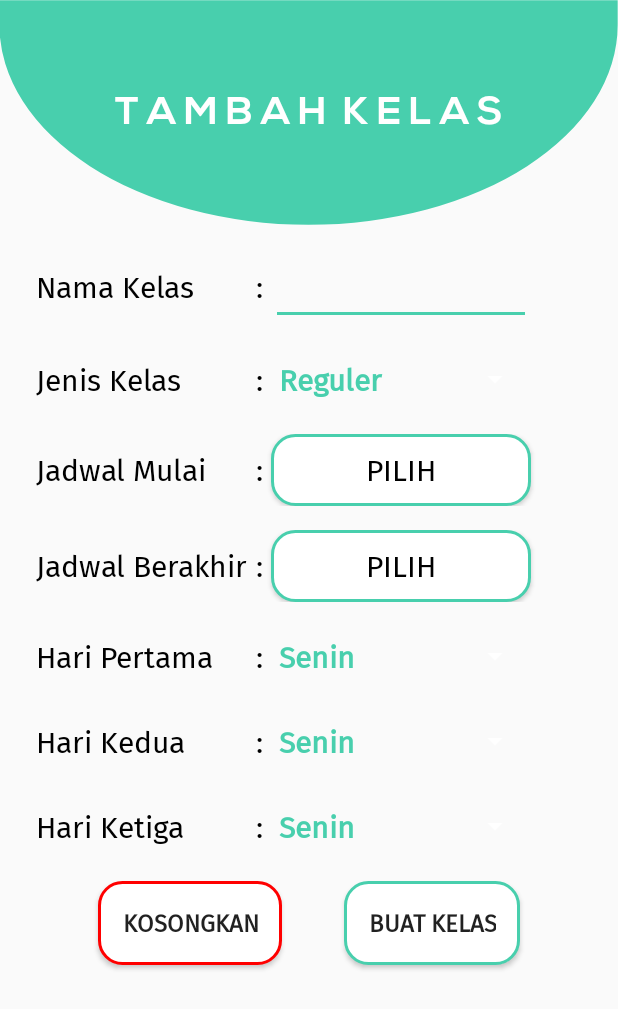
After one commit to maulanarasoky/OSEN, an Android app: the AddClassroom screen opened directly, with no data from a screen before it, on a phone screen of 412 x 824 dp. The commit adds this screen. Shown: the top 1009 px of the screen. Run offline under Robolectric (Android 15) with nearby library versions, the phone set to English and light mode, and no system bars.

Commit message:
Make UI AddClassroom Activity

```diff
--- a/app/src/main/AndroidManifest.xml
+++ b/app/src/main/AndroidManifest.xml
@@ -9,6 +9,7 @@
         android:roundIcon="@mipmap/ic_launcher_round"
         android:supportsRtl="true"
         android:theme="@style/AppTheme.FullScreen">
+        <activity android:name=".activity.AddClassroom"></activity>
         <activity android:name=".activity.MainActivity">
             <intent-filter>
                 <action android:name="android.intent.action.MAIN" />
--- /dev/null
+++ b/app/src/main/java/com/example/osen/activity/AddClassroom.kt
@@ -0,0 +1,101 @@
+package com.example.osen.activity
+
+import android.app.DatePickerDialog
+import androidx.appcompat.app.AppCompatActivity
+import android.os.Bundle
+import android.widget.ArrayAdapter
+import android.widget.Button
+import android.widget.Spinner
+import android.widget.TextView
+import com.example.osen.R
+import kotlinx.android.synthetic.main.activity_add_classroom.*
+import org.jetbrains.anko.toast
+import java.util.*
+
+class AddClassroom : AppCompatActivity() {
+
+    lateinit var className: TextView
+    lateinit var classType : Spinner
+    lateinit var classStart : Button
+    lateinit var classEnd : Button
+    lateinit var firstDay : Spinner
+    lateinit var secondDay : Spinner
+    lateinit var thirdDay : Spinner
+
+    override fun onCreate(savedInstanceState: Bundle?) {
+        super.onCreate(savedInstanceState)
+        setContentView(R.layout.activity_add_classroom)
+
+        className = findViewById(R.id.className)
+        classType = findViewById(R.id.classType)
+        classStart = findViewById(R.id.classStart)
+        classEnd = findViewById(R.id.classEnd)
+        firstDay = findViewById(R.id.classFirstDay)
+        secondDay = findViewById(R.id.classSecondDay)
+        thirdDay = findViewById(R.id.classThirdDay)
+
+        ArrayAdapter.createFromResource(this, R.array.class_type, R.layout.spinner_item).also { adapter ->
+            adapter.setDropDownViewResource(android.R.layout.simple_spinner_dropdown_item)
+            classType.adapter = adapter
+        }
+
+        ArrayAdapter.createFromResource(this, R.array.day_name, R.layout.spinner_item).also { adapter ->
+            adapter.setDropDownViewResource(android.R.layout.simple_spinner_dropdown_item)
+            firstDay.adapter = adapter
+        }
+
+        ArrayAdapter.createFromResource(this, R.array.day_name, R.layout.spinner_item).also { adapter ->
+            adapter.setDropDownViewResource(android.R.layout.simple_spinner_dropdown_item)
+            secondDay.adapter = adapter
+        }
+
+        ArrayAdapter.createFromResource(this, R.array.day_name, R.layout.spinner_item).also { adapter ->
+            adapter.setDropDownViewResource(android.R.layout.simple_spinner_dropdown_item)
+            thirdDay.adapter = adapter
+        }
+
+        val calendar = Calendar.getInstance()
+        val year = calendar.get(Calendar.YEAR)
+        val month = calendar.get(Calendar.MONTH)
+        val day = calendar.get(Calendar.DAY_OF_MONTH)
+
+        classStart.setOnClickListener {
+            val datePickerDialog = DatePickerDialog(this, DatePickerDialog.OnDateSetListener{view, mYear, mMonth, mDay ->
+                val text = "" + mDay + "/" + (mMonth + 1) + "/" + mYear
+                classStart.text = text
+            }, year, month, day)
+
+            datePickerDialog.show()
+        }
+
+        classEnd.setOnClickListener {
+            val datePickerDialog = DatePickerDialog(this, DatePickerDialog.OnDateSetListener{view, mYear, mMonth, mDay ->
+                val text = "" + mDay + "/" + (mMonth + 1) + "/" + mYear
+                classEnd.text = text
+            }, year, month, day)
+
+            datePickerDialog.show()
+        }
+
+        clear.setOnClickListener {
+            clear()
+        }
+        submit.setOnClickListener {
+            submit()
+        }
+    }
+
+    private fun clear(){
+        className.setText("")
+        classType.setSelection(0)
+        classStart.text = "Pilih"
+        classEnd.text = "Pilih"
+        firstDay.setSelection(0)
+        secondDay.setSelection(0)
+        thirdDay.setSelection(0)
+    }
+
+    private fun submit(){
+        toast("Berhasil").show()
+    }
+}
--- a/app/src/main/java/com/example/osen/fragment/AddFragment.kt
+++ b/app/src/main/java/com/example/osen/fragment/AddFragment.kt
@@ -7,6 +7,9 @@ import android.view.*
 import androidx.fragment.app.Fragment
 
 import com.example.osen.R
+import com.example.osen.activity.AddClassroom
+import kotlinx.android.synthetic.main.fragment_add.*
+import org.jetbrains.anko.support.v4.startActivity
 
 /**
  * A simple [Fragment] subclass.
@@ -22,4 +25,11 @@ class AddFragment : Fragment() {
     }
 
 
+    override fun onViewCreated(view: View, savedInstanceState: Bundle?) {
+        super.onViewCreated(view, savedInstanceState)
+        addClass.setOnClickListener {
+            startActivity<AddClassroom>()
+        }
+    }
+
 }
--- /dev/null
+++ b/app/src/main/res/drawable/background_button.xml
@@ -0,0 +1,12 @@
+<?xml version="1.0" encoding="utf-8"?>
+<shape xmlns:android="http://schemas.android.com/apk/res/android">
+
+    <solid android:color="#FFF" />
+
+    <stroke
+        android:width="2dp"
+        android:color="@color/actionBarColor" />
+
+    <corners android:radius="15dp" />
+
+</shape>
--- /dev/null
+++ b/app/src/main/res/drawable/background_button_clear.xml
@@ -0,0 +1,12 @@
+<?xml version="1.0" encoding="utf-8"?>
+<shape xmlns:android="http://schemas.android.com/apk/res/android">
+
+    <solid android:color="#FFF" />
+
+    <stroke
+        android:width="2dp"
+        android:color="#ff0000" />
+
+    <corners android:radius="15dp" />
+
+</shape>
--- /dev/null
+++ b/app/src/main/res/layout/activity_add_classroom.xml
@@ -0,0 +1,245 @@
+<?xml version="1.0" encoding="utf-8"?>
+<androidx.constraintlayout.widget.ConstraintLayout xmlns:android="http://schemas.android.com/apk/res/android"
+    xmlns:app="http://schemas.android.com/apk/res-auto"
+    xmlns:tools="http://schemas.android.com/tools"
+    android:layout_width="match_parent"
+    android:layout_height="match_parent"
+    tools:context=".activity.AddClassroom">
+
+    <androidx.appcompat.widget.Toolbar
+        android:id="@+id/toolBar"
+        android:layout_width="match_parent"
+        android:layout_height="150dp"
+        android:background="@drawable/ic_action_bar"
+        app:layout_constraintStart_toStartOf="parent"
+        app:layout_constraintTop_toTopOf="parent" />
+
+    <TextView
+        android:layout_width="wrap_content"
+        android:layout_height="wrap_content"
+        android:layout_margin="20dp"
+        android:fontFamily="@font/nexabold"
+        android:text="T A M B A H  K E L A S"
+        android:textColor="@android:color/white"
+        android:textSize="26sp"
+        app:layout_constraintBottom_toBottomOf="@id/toolBar"
+        app:layout_constraintEnd_toEndOf="@id/toolBar"
+        app:layout_constraintStart_toStartOf="@id/toolBar"
+        app:layout_constraintTop_toTopOf="@id/toolBar" />
+
+    <TableLayout
+        android:id="@+id/table"
+        android:layout_width="match_parent"
+        android:layout_height="wrap_content"
+        android:layout_marginStart="24dp"
+        android:layout_marginTop="@dimen/activity_vertical_margin"
+        android:layout_marginEnd="24dp"
+        app:layout_constraintEnd_toEndOf="parent"
+        app:layout_constraintStart_toStartOf="parent"
+        app:layout_constraintTop_toBottomOf="@id/toolBar">
+
+        <TableRow>
+
+            <TextView
+                android:fontFamily="@font/firasans"
+                android:text="Nama Kelas"
+                android:textColor="@android:color/black"
+                android:textSize="20sp" />
+
+            <TextView
+                android:fontFamily="@font/firasans"
+                android:text=" : "
+                android:textColor="@android:color/black"
+                android:textSize="20sp" />
+
+            <EditText
+                android:id="@+id/className"
+                android:layout_width="match_parent"
+                android:layout_height="wrap_content"
+                android:backgroundTint="@color/actionBarColor"
+                android:inputType="text"
+                android:fontFamily="@font/firasans"
+                android:textSize="20sp" />
+        </TableRow>
+
+        <TableRow
+            android:layout_marginTop="@dimen/activity_vertical_margin">
+
+            <TextView
+                android:fontFamily="@font/firasans"
+                android:text="Jenis Kelas"
+                android:textColor="@android:color/black"
+                android:textSize="20sp" />
+
+            <TextView
+                android:fontFamily="@font/firasans"
+                android:text=" : "
+                android:textColor="@android:color/black"
+                android:textSize="20sp" />
+
+            <Spinner
+                android:id="@+id/classType"
+                android:layout_width="wrap_content"
+                android:layout_height="wrap_content"
+                android:spinnerMode="dropdown"
+                android:theme="@style/Spinner" />
+        </TableRow>
+
+        <TableRow
+            android:layout_marginTop="@dimen/activity_vertical_margin">
+
+            <TextView
+                android:fontFamily="@font/firasans"
+                android:text="Jadwal Mulai"
+                android:textColor="@android:color/black"
+                android:textSize="20sp" />
+
+            <TextView
+                android:fontFamily="@font/firasans"
+                android:text=" : "
+                android:textColor="@android:color/black"
+                android:textSize="20sp" />
+
+            <Button
+                android:id="@+id/classStart"
+                android:text="Pilih"
+                android:fontFamily="@font/firasans"
+                android:textSize="20sp"
+                android:textColor="@android:color/black"
+                android:layout_width="wrap_content"
+                android:layout_height="wrap_content"
+                android:padding="8dp"
+                android:background="@drawable/background_button" />
+        </TableRow>
+
+        <TableRow
+            android:layout_marginTop="@dimen/activity_vertical_margin">
+
+            <TextView
+                android:fontFamily="@font/firasans"
+                android:text="Jadwal Berakhir"
+                android:textColor="@android:color/black"
+                android:textSize="20sp" />
+
+            <TextView
+                android:fontFamily="@font/firasans"
+                android:text=" : "
+                android:textColor="@android:color/black"
+                android:textSize="20sp" />
+
+            <Button
+                android:id="@+id/classEnd"
+                android:text="Pilih"
+                android:fontFamily="@font/firasans"
+                android:textSize="20sp"
+                android:textColor="@android:color/black"
+                android:layout_width="wrap_content"
+                android:layout_height="wrap_content"
+                android:background="@drawable/background_button"
+                android:padding="8dp"/>
+        </TableRow>
+
+        <TableRow
+            android:layout_marginTop="@dimen/activity_vertical_margin">
+
+            <TextView
+                android:fontFamily="@font/firasans"
+                android:text="Hari Pertama"
+                android:textColor="@android:color/black"
+                android:textSize="20sp" />
+
+            <TextView
+                android:fontFamily="@font/firasans"
+                android:text=" : "
+                android:textColor="@android:color/black"
+                android:textSize="20sp" />
+
+            <Spinner
+                android:id="@+id/classFirstDay"
+                android:layout_width="wrap_content"
+                android:layout_height="wrap_content"
+                android:spinnerMode="dropdown"
+                android:theme="@style/Spinner" />
+        </TableRow>
+
+        <TableRow
+            android:layout_marginTop="@dimen/activity_vertical_margin">
+
+            <TextView
+                android:fontFamily="@font/firasans"
+                android:text="Hari Kedua"
+                android:textColor="@android:color/black"
+                android:textSize="20sp" />
+
+            <TextView
+                android:fontFamily="@font/firasans"
+                android:text=" : "
+                android:textColor="@android:color/black"
+                android:textSize="20sp" />
+
+            <Spinner
+                android:id="@+id/classSecondDay"
+                android:layout_width="wrap_content"
+                android:layout_height="wrap_content"
+                android:spinnerMode="dropdown"
+                android:theme="@style/Spinner" />
+        </TableRow>
+
+        <TableRow
+            android:layout_marginTop="@dimen/activity_vertical_margin">
+
+            <TextView
+                android:fontFamily="@font/firasans"
+                android:text="Hari Ketiga"
+                android:textColor="@android:color/black"
+                android:textSize="20sp" />
+
+            <TextView
+                android:fontFamily="@font/firasans"
+                android:text=" : "
+                android:textColor="@android:color/black"
+                android:textSize="20sp" />
+
+            <Spinner
+                android:id="@+id/classThirdDay"
+                android:layout_width="wrap_content"
+                android:layout_height="wrap_content"
+                android:spinnerMode="dropdown"
+                android:theme="@style/Spinner" />
+        </TableRow>
+
+    </TableLayout>
+
+    <Button
+        android:id="@+id/clear"
+        android:layout_width="wrap_content"
+        android:layout_height="wrap_content"
+        app:layout_constraintEnd_toStartOf="@id/submit"
+        app:layout_constraintTop_toBottomOf="@id/table"
+        android:text="Kosongkan"
+        android:layout_marginStart="24dp"
+        app:layout_constraintStart_toStartOf="parent"
+        android:layout_marginTop="@dimen/activity_vertical_margin"
+        android:textStyle="bold"
+        android:textSize="16sp"
+        android:padding="@dimen/activity_vertical_margin"
+        android:background="@drawable/background_button_clear"
+        android:fontFamily="@font/firasans" />
+
+    <Button
+        android:id="@+id/submit"
+        android:layout_width="wrap_content"
+        android:layout_height="wrap_content"
+        app:layout_constraintTop_toBottomOf="@id/table"
+        android:text="Buat Kelas"
+        android:padding="@dimen/activity_vertical_margin"
+        android:background="@drawable/background_button"
+        app:layout_constraintEnd_toEndOf="parent"
+        android:layout_marginEnd="24dp"
+        app:layout_constraintStart_toEndOf="@id/clear"
+        android:layout_marginTop="@dimen/activity_vertical_margin"
+        android:textStyle="bold"
+        android:textSize="16sp"
+        android:fontFamily="@font/firasans" />
+
+</androidx.constraintlayout.widget.ConstraintLayout>
--- a/app/src/main/res/layout/fragment_add.xml
+++ b/app/src/main/res/layout/fragment_add.xml
@@ -28,14 +28,15 @@
         android:textSize="26sp" />
 
     <LinearLayout
+        android:id="@+id/addClass"
         app:layout_constraintTop_toTopOf="parent"
         app:layout_constraintBottom_toBottomOf="parent"
         app:layout_constraintStart_toStartOf="parent"
         android:layout_width="150dp"
         android:layout_height="wrap_content"
-        android:padding="24dp"
+        android:padding="16dp"
         android:orientation="vertical"
-        android:layout_marginStart="24dp"
+        android:layout_marginStart="40dp"
         android:gravity="center"
         android:elevation="10dp"
         android:background="@drawable/square_add">
@@ -54,15 +55,16 @@
     </LinearLayout>
 
     <LinearLayout
+        android:id="@+id/addData"
         app:layout_constraintTop_toTopOf="parent"
         app:layout_constraintBottom_toBottomOf="parent"
         app:layout_constraintEnd_toEndOf="parent"
         android:layout_width="150dp"
         android:layout_height="wrap_content"
-        android:padding="24dp"
+        android:padding="16dp"
         android:orientation="vertical"
         android:gravity="center"
-        android:layout_marginEnd="24dp"
+        android:layout_marginEnd="40dp"
         android:elevation="10dp"
         android:background="@drawable/square_add">
         <ImageView
--- /dev/null
+++ b/app/src/main/res/layout/spinner_item.xml
@@ -0,0 +1,9 @@
+<?xml version="1.0" encoding="utf-8"?>
+<TextView xmlns:android="http://schemas.android.com/apk/res/android"
+    android:layout_width="match_parent"
+    android:layout_height="wrap_content"
+    android:padding="5dp"
+    android:fontFamily="@font/firasans"
+    android:textColor="@color/actionBarColor"
+    android:textStyle="bold"
+    android:textSize="20sp" />
--- a/app/src/main/res/values/strings.xml
+++ b/app/src/main/res/values/strings.xml
@@ -6,4 +6,17 @@
 
     <!-- TODO: Remove or change this placeholder text -->
     <string name="hello_blank_fragment">Hello blank fragment</string>
+
+    <string-array name="class_type">
+        <item>Reguler</item>
+        <item>Non-Reguler</item>
+    </string-array>
+    <string-array name="day_name">
+        <item>Senin</item>
+        <item>Selasa</item>
+        <item>Rabu</item>
+        <item>Kamis</item>
+        <item>Jumat</item>
+        <item>Sabtu</item>
+    </string-array>
 </resources>
--- a/app/src/main/res/values/styles.xml
+++ b/app/src/main/res/values/styles.xml
@@ -14,4 +14,13 @@
         <item name="android:windowFullscreen">true</item>
         <item name="android:windowContentOverlay">@null</item>
     </style>
+
+    <style name="Spinner" parent="Widget.AppCompat.Light.DropDownItem.Spinner">
+        <item name="android:paddingStart">0dp</item>
+        <item name="android:paddingEnd">0dp</item>
+        <item name="android:textColor">@android:color/black</item>
+        <item name="android:backgroundTint">@android:color/white</item>
+        <item name="android:textSize">20sp</item>
+        <item name="android:fontFamily">@font/firasans</item>
+    </style>
 </resources>
```
